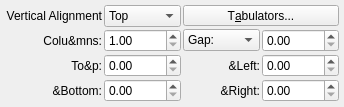
This is scribus/ui/propertywidget_distancebase.ui in nitramr/scribus-indigo as Qt 5 draws it before an edit. The edited form follows.
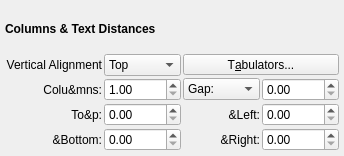
This is the edited form. Custom widgets are drawn as their Qt base class.

What changed in the file:
```diff
--- a/scribus/ui/propertywidget_distancebase.ui
+++ b/scribus/ui/propertywidget_distancebase.ui
@@ -7,14 +7,14 @@
     <x>0</x>
     <y>0</y>
     <width>344</width>
-    <height>107</height>
+    <height>156</height>
    </rect>
   </property>
   <property name="windowTitle">
    <string>Frame</string>
   </property>
   <property name="frameShape">
-   <enum>QFrame::Box</enum>
+   <enum>QFrame::NoFrame</enum>
   </property>
   <property name="frameShadow">
    <enum>QFrame::Plain</enum>
@@ -38,59 +38,7 @@
    <property name="spacing">
     <number>2</number>
    </property>
-   <item row="6" column="2">
-    <widget class="QLabel" name="rightLabel">
-     <property name="text">
-      <string>&amp;Right:</string>
-     </property>
-     <property name="alignment">
-      <set>Qt::AlignRight|Qt::AlignTrailing|Qt::AlignVCenter</set>
-     </property>
-    </widget>
-   </item>
-   <item row="6" column="0">
-    <widget class="QLabel" name="bottomLabel">
-     <property name="text">
-      <string>&amp;Bottom:</string>
-     </property>
-     <property name="alignment">
-      <set>Qt::AlignRight|Qt::AlignTrailing|Qt::AlignVCenter</set>
-     </property>
-    </widget>
-   </item>
-   <item row="5" column="2">
-    <widget class="QLabel" name="leftLabel">
-     <property name="text">
-      <string>&amp;Left:</string>
-     </property>
-     <property name="alignment">
-      <set>Qt::AlignRight|Qt::AlignTrailing|Qt::AlignVCenter</set>
-     </property>
-    </widget>
-   </item>
-   <item row="5" column="0">
-    <widget class="QLabel" name="topLabel">
-     <property name="text">
-      <string>To&amp;p:</string>
-     </property>
-     <property name="alignment">
-      <set>Qt::AlignRight|Qt::AlignTrailing|Qt::AlignVCenter</set>
-     </property>
-    </widget>
-   </item>
-   <item row="5" column="3">
-    <widget class="ScrSpinBox" name="leftDistance"/>
-   </item>
-   <item row="6" column="3">
-    <widget class="ScrSpinBox" name="rightDistance"/>
-   </item>
-   <item row="6" column="1">
-    <widget class="ScrSpinBox" name="bottomDistance"/>
-   </item>
-   <item row="5" column="1">
-    <widget class="ScrSpinBox" name="topDistance"/>
-   </item>
-   <item row="3" column="0">
+   <item row="4" column="0">
     <widget class="QLabel" name="columnsLabel">
      <property name="text">
       <string>Colu&amp;mns:</string>
@@ -100,7 +48,58 @@
      </property>
     </widget>
    </item>
-   <item row="3" column="1">
+   <item row="6" column="3">
+    <widget class="ScrSpinBox" name="leftDistance"/>
+   </item>
+   <item row="7" column="1">
+    <widget class="ScrSpinBox" name="bottomDistance"/>
+   </item>
+   <item row="2" column="2" colspan="2">
+    <widget class="QToolButton" name="tabsButton">
+     <property name="sizePolicy">
+      <sizepolicy hsizetype="MinimumExpanding" vsizetype="Fixed">
+       <horstretch>0</horstretch>
+       <verstretch>0</verstretch>
+      </sizepolicy>
+     </property>
+     <property name="text">
+      <string>T&amp;abulators...</string>
+     </property>
+    </widget>
+   </item>
+   <item row="2" column="0">
+    <widget class="QLabel" name="verticalAlignLabel">
+     <property name="text">
+      <string>Vertical Alignment</string>
+     </property>
+     <property name="alignment">
+      <set>Qt::AlignRight|Qt::AlignTrailing|Qt::AlignVCenter</set>
+     </property>
+    </widget>
+   </item>
+   <item row="4" column="3">
+    <widget class="ScrSpinBox" name="columnGap"/>
+   </item>
+   <item row="2" column="1">
+    <widget class="QComboBox" name="verticalAlign">
+     <item>
+      <property name="text">
+       <string>Top</string>
+      </property>
+     </item>
+     <item>
+      <property name="text">
+       <string>Middle</string>
+      </property>
+     </item>
+     <item>
+      <property name="text">
+       <string>Bottom</string>
+      </property>
+     </item>
+    </widget>
+   </item>
+   <item row="4" column="1">
     <widget class="ScrSpinBox" name="columns">
      <property name="minimum">
       <double>1.000000000000000</double>
@@ -110,7 +109,7 @@
      </property>
     </widget>
    </item>
-   <item row="3" column="2">
+   <item row="4" column="2">
     <widget class="ScComboBox" name="columnGapLabel">
      <item>
       <property name="text">
@@ -124,48 +123,62 @@
      </item>
     </widget>
    </item>
-   <item row="3" column="3">
-    <widget class="ScrSpinBox" name="columnGap"/>
+   <item row="6" column="1">
+    <widget class="ScrSpinBox" name="topDistance"/>
    </item>
-   <item row="1" column="0">
-    <widget class="QLabel" name="verticalAlignLabel">
+   <item row="7" column="3">
+    <widget class="ScrSpinBox" name="rightDistance"/>
+   </item>
+   <item row="7" column="2">
+    <widget class="QLabel" name="rightLabel">
      <property name="text">
-      <string>Vertical Alignment</string>
+      <string>&amp;Right:</string>
      </property>
      <property name="alignment">
       <set>Qt::AlignRight|Qt::AlignTrailing|Qt::AlignVCenter</set>
      </property>
     </widget>
    </item>
-   <item row="1" column="1">
-    <widget class="QComboBox" name="verticalAlign">
-     <item>
-      <property name="text">
-       <string>Top</string>
-      </property>
-     </item>
-     <item>
-      <property name="text">
-       <string>Middle</string>
-      </property>
-     </item>
-     <item>
-      <property name="text">
-       <string>Bottom</string>
-      </property>
-     </item>
+   <item row="6" column="2">
+    <widget class="QLabel" name="leftLabel">
+     <property name="text">
+      <string>&amp;Left:</string>
+     </property>
+     <property name="alignment">
+      <set>Qt::AlignRight|Qt::AlignTrailing|Qt::AlignVCenter</set>
+     </property>
     </widget>
    </item>
-   <item row="1" column="2" colspan="2">
-    <widget class="QToolButton" name="tabsButton">
-     <property name="sizePolicy">
-      <sizepolicy hsizetype="MinimumExpanding" vsizetype="Fixed">
-       <horstretch>0</horstretch>
-       <verstretch>0</verstretch>
-      </sizepolicy>
+   <item row="7" column="0">
+    <widget class="QLabel" name="bottomLabel">
+     <property name="text">
+      <string>&amp;Bottom:</string>
      </property>
+     <property name="alignment">
+      <set>Qt::AlignRight|Qt::AlignTrailing|Qt::AlignVCenter</set>
+     </property>
+    </widget>
+   </item>
+   <item row="6" column="0">
+    <widget class="QLabel" name="topLabel">
      <property name="text">
-      <string>T&amp;abulators...</string>
+      <string>To&amp;p:</string>
+     </property>
+     <property name="alignment">
+      <set>Qt::AlignRight|Qt::AlignTrailing|Qt::AlignVCenter</set>
+     </property>
+    </widget>
+   </item>
+   <item row="1" column="0" colspan="4">
+    <widget class="QLabel" name="lblTitle">
+     <property name="font">
+      <font>
+       <weight>75</weight>
+       <bold>true</bold>
+      </font>
+     </property>
+     <property name="text">
+      <string>Columns &amp; Text Distances</string>
      </property>
     </widget>
    </item>
```
